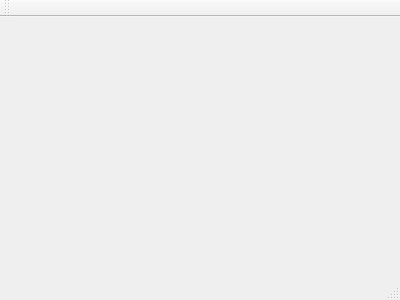
This is ui/mainwindow.ui in vincebhx/LO21-PluriNotes as Qt 5 draws it before an edit. The edited form follows.
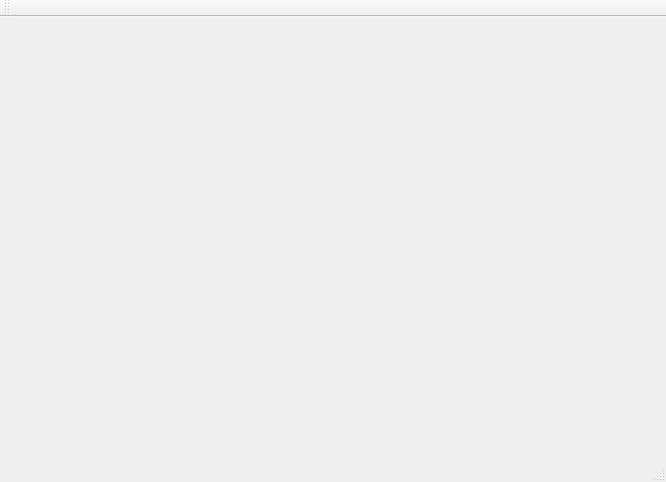
This is the edited form.

The edit to the form file:
```diff
--- a/ui/mainwindow.ui
+++ b/ui/mainwindow.ui
@@ -6,8 +6,8 @@
    <rect>
     <x>0</x>
     <y>0</y>
-    <width>400</width>
-    <height>300</height>
+    <width>666</width>
+    <height>482</height>
    </rect>
   </property>
   <property name="windowTitle">
```
Left out of the diff: 16 changed lines with no effect on the pictures.
